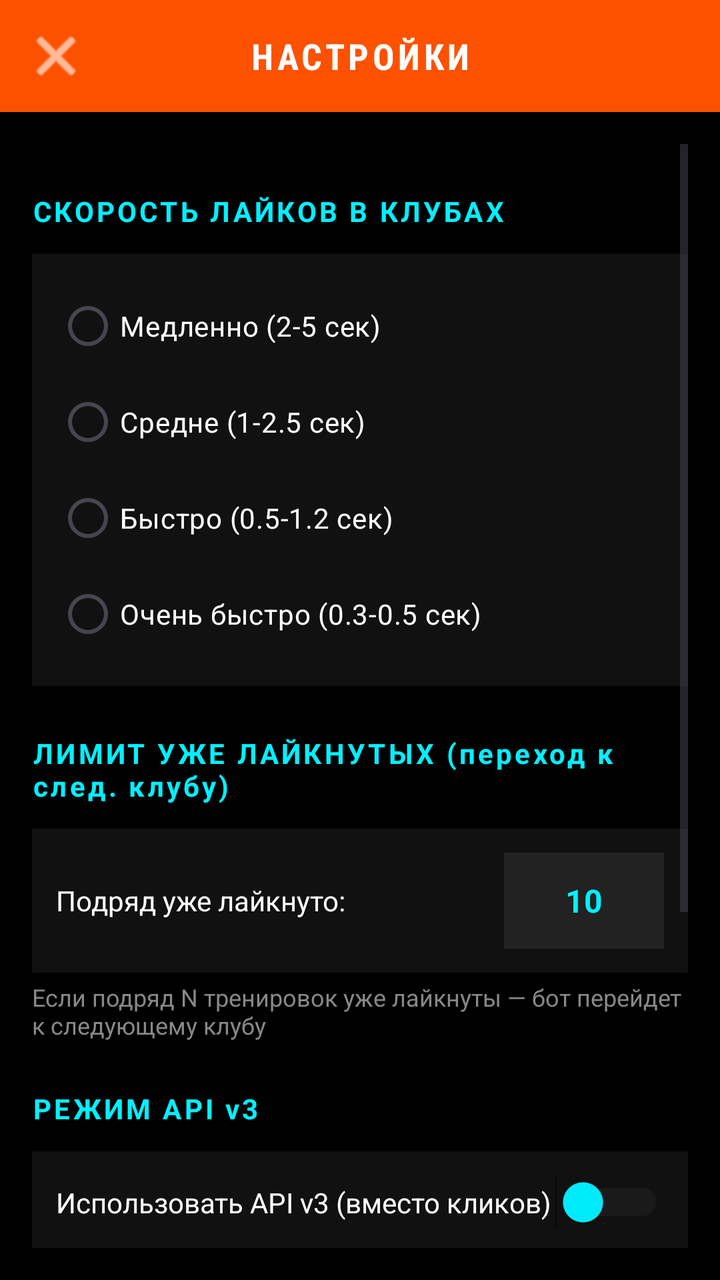
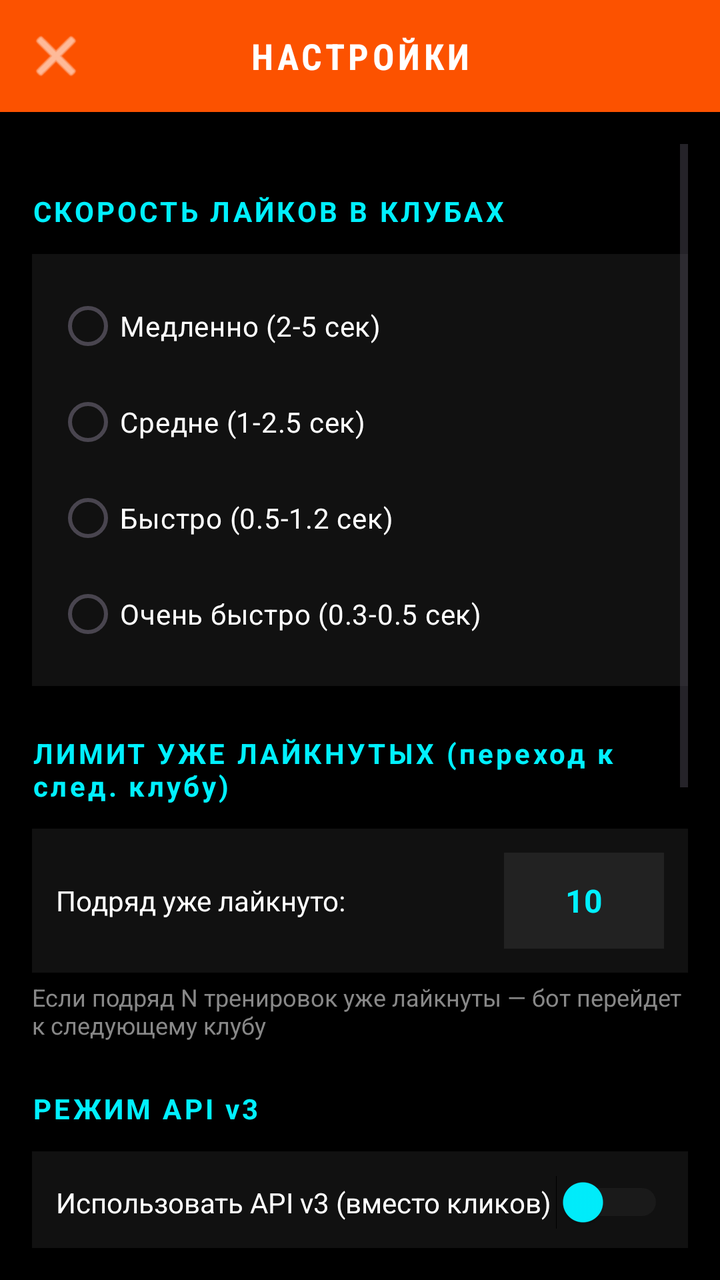

An Android layout rendered at two revisions. The XML below is the earlier revision; the diff shows what the commit changed to produce the second picture.
<!-- AndroidManifest.xml: application theme Theme.StravaKudos -->
<!-- res/layout/activity_settings.xml -->
<?xml version="1.0" encoding="utf-8"?>
<LinearLayout xmlns:android="http://schemas.android.com/apk/res/android"
    android:layout_width="match_parent"
    android:layout_height="match_parent"
    android:orientation="vertical"
    android:background="#000000">

    
    <LinearLayout
        android:layout_width="match_parent"
        android:layout_height="56dp"
        android:orientation="horizontal"
        android:gravity="center_vertical"
        android:background="#FC5200"
        android:paddingStart="8dp"
        android:paddingEnd="8dp">

        <ImageButton
            android:id="@+id/btnBack"
            android:layout_width="40dp"
            android:layout_height="40dp"
            android:background="?android:attr/selectableItemBackgroundBorderless"
            android:src="@android:drawable/ic_menu_close_clear_cancel"
            android:tint="#FFFFFF"
            android:padding="8dp" />

        <TextView
            android:layout_width="0dp"
            android:layout_height="wrap_content"
            android:layout_weight="1"
            android:text="НАСТРОЙКИ"
            android:textColor="#FFFFFF"
            android:textStyle="bold"
            android:textSize="18sp"
            android:gravity="center"
            android:fontFamily="sans-serif-condensed"
            android:letterSpacing="0.1" />

        <View
            android:layout_width="40dp"
            android:layout_height="40dp" />
    </LinearLayout>

    <ScrollView
        android:layout_width="match_parent"
        android:layout_height="match_parent"
        android:padding="16dp">

        <LinearLayout
            android:layout_width="match_parent"
            android:layout_height="wrap_content"
            android:orientation="vertical">

            
            <TextView
                android:layout_width="match_parent"
                android:layout_height="wrap_content"
                android:text="СКОРОСТЬ ЛАЙКОВ В КЛУБАХ"
                android:textColor="#00F0FF"
                android:textStyle="bold"
                android:textSize="14sp"
                android:letterSpacing="0.1"
                android:layout_marginTop="24dp"
                android:layout_marginBottom="12dp" />

            <RadioGroup
                android:id="@+id/radioClubsSpeed"
                android:layout_width="match_parent"
                android:layout_height="wrap_content"
                android:orientation="vertical"
                android:background="#111111"
                android:padding="12dp">

                <RadioButton
                    android:id="@+id/radioSlow"
                    android:layout_width="match_parent"
                    android:layout_height="wrap_content"
                    android:text="Медленно (2-5 сек)"
                    android:textColor="#FFFFFF"
                    android:textSize="14sp"
                    android:buttonTint="#00F0FF"
                    android:paddingVertical="8dp" />

                <RadioButton
                    android:id="@+id/radioMedium"
                    android:layout_width="match_parent"
                    android:layout_height="wrap_content"
                    android:text="Средне (1-2.5 сек)"
                    android:textColor="#FFFFFF"
                    android:textSize="14sp"
                    android:buttonTint="#00F0FF"
                    android:paddingVertical="8dp" />

                <RadioButton
                    android:id="@+id/radioFast"
                    android:layout_width="match_parent"
                    android:layout_height="wrap_content"
                    android:text="Быстро (0.5-1.2 сек)"
                    android:textColor="#FFFFFF"
                    android:textSize="14sp"
                    android:buttonTint="#00F0FF"
                    android:paddingVertical="8dp" />

                <RadioButton
                    android:id="@+id/radioUltra"
                    android:layout_width="match_parent"
                    android:layout_height="wrap_content"
                    android:text="Очень быстро (0.3-0.5 сек)"
                    android:textColor="#FFFFFF"
                    android:textSize="14sp"
                    android:buttonTint="#00F0FF"
                    android:paddingVertical="8dp" />
            </RadioGroup>

            
            <TextView
                android:layout_width="match_parent"
                android:layout_height="wrap_content"
                android:text="ЛИМИТ УЖЕ ЛАЙКНУТЫХ (переход к след. клубу)"
                android:textColor="#00F0FF"
                android:textStyle="bold"
                android:textSize="14sp"
                android:letterSpacing="0.1"
                android:layout_marginTop="24dp"
                android:layout_marginBottom="12dp" />

            <LinearLayout
                android:layout_width="match_parent"
                android:layout_height="wrap_content"
                android:orientation="horizontal"
                android:gravity="center_vertical"
                android:background="#111111"
                android:padding="12dp">

                <TextView
                    android:layout_width="0dp"
                    android:layout_height="wrap_content"
                    android:layout_weight="1"
                    android:text="Подряд уже лайкнуто:"
                    android:textColor="#FFFFFF"
                    android:textSize="14sp" />

                <EditText
                    android:id="@+id/etConsecutiveLimit"
                    android:layout_width="80dp"
                    android:layout_height="48dp"
                    android:inputType="number"
                    android:text="10"
                    android:textColor="#00F0FF"
                    android:textSize="16sp"
                    android:textStyle="bold"
                    android:gravity="center"
                    android:background="#222222"
                    android:textCursorDrawable="@null"
                    android:padding="8dp" />
            </LinearLayout>

            <TextView
                android:layout_width="match_parent"
                android:layout_height="wrap_content"
                android:text="Если подряд N тренировок уже лайкнуты — бот перейдет к следующему клубу"
                android:textColor="#888888"
                android:textSize="12sp"
                android:layout_marginTop="4dp" />

            
            <TextView
                android:layout_width="match_parent"
                android:layout_height="wrap_content"
                android:text="РЕЖИМ API v3"
                android:textColor="#00F0FF"
                android:textStyle="bold"
                android:textSize="14sp"
                android:letterSpacing="0.1"
                android:layout_marginTop="24dp"
                android:layout_marginBottom="12dp" />

            <LinearLayout
                android:layout_width="match_parent"
                android:layout_height="wrap_content"
                android:orientation="horizontal"
                android:gravity="center_vertical"
                android:background="#111111"
                android:padding="12dp">

                <TextView
                    android:layout_width="0dp"
                    android:layout_height="wrap_content"
                    android:layout_weight="1"
                    android:text="Использовать API v3 (вместо кликов)"
                    android:textColor="#FFFFFF"
                    android:textSize="14sp" />

                <Switch
                    android:id="@+id/switchApiV3"
                    android:layout_width="wrap_content"
                    android:layout_height="wrap_content"
                    android:checked="false"
                    android:thumbTint="#00F0FF"
                    android:trackTint="#333333" />
            </LinearLayout>

            <TextView
                android:layout_width="match_parent"
                android:layout_height="wrap_content"
                android:text="Бот будет ставить лайки через REST API вместо имитации кликов. Может обходить веб rate-limit."
                android:textColor="#888888"
                android:textSize="12sp"
                android:layout_marginTop="4dp" />

            <EditText
                android:id="@+id/etTestActivityId"
                android:layout_width="match_parent"
                android:layout_height="48dp"
                android:background="#111111"
                android:textColor="#FFFFFF"
                android:textColorHint="#666666"
                android:hint="ID активности для теста (например: 18595955723)"
                android:paddingStart="12dp"
                android:paddingEnd="12dp"
                android:textSize="14sp"
                android:layout_marginTop="16dp"
                android:inputType="number" />

            <Button
                android:id="@+id/btnTestApi"
                android:layout_width="match_parent"
                android:layout_height="48dp"
                android:background="@drawable/btn_primary_bg"
                android:text="Тестировать API"
                android:textColor="#000000"
                android:textStyle="bold"
                android:textSize="14sp"
                android:layout_marginTop="8dp" />

            <TextView
                android:layout_width="match_parent"
                android:layout_height="wrap_content"
                android:text="Запустит тест прямо на текущей странице Strava (должен быть залогинен)."
                android:textColor="#888888"
                android:textSize="12sp"
                android:layout_marginTop="4dp" />

            <Button
                android:id="@+id/btnResetCounter"
                android:layout_width="match_parent"
                android:layout_height="48dp"
                android:background="@drawable/btn_secondary_bg"
                android:text="Сбросить счетчик лайков"
                android:textColor="#FFFFFF"
                android:textStyle="bold"
                android:textSize="14sp"
                android:layout_marginTop="32dp" />
        </LinearLayout>
    </ScrollView>

</LinearLayout>
<!-- resources referenced by this layout -->
<resources>
  <!-- drawable btn_primary_bg (drawable) -->
  <?xml version="1.0" encoding="utf-8"?>
  <selector xmlns:android="http://schemas.android.com/apk/res/android">
      <item android:state_enabled="false">
          <shape android:shape="rectangle">
              <solid android:color="#444444" />
              <corners android:radius="9999dp" />
          </shape>
      </item>
      <item android:state_pressed="true">
          <shape android:shape="rectangle">
              <solid android:color="#00D0E0" /> 
              <corners android:radius="9999dp" />
          </shape>
      </item>
      <item>
          <shape android:shape="rectangle">
              <solid android:color="#FFFFFF" /> 
              <corners android:radius="9999dp" />
              <stroke
                  android:width="1dp"
                  android:color="#00F0FF" /> 
          </shape>
      </item>
  </selector>
  <!-- drawable btn_secondary_bg (drawable) -->
  <?xml version="1.0" encoding="utf-8"?>
  <selector xmlns:android="http://schemas.android.com/apk/res/android">
      <item android:state_enabled="false">
          <shape android:shape="rectangle">
              <solid android:color="#222222" />
              <corners android:radius="9999dp" />
              <stroke
                  android:width="1dp"
                  android:color="#44FFFFFF" />
          </shape>
      </item>
      <item android:state_pressed="true">
          <shape android:shape="rectangle">
              <solid android:color="#0022AA" />
              <corners android:radius="9999dp" />
          </shape>
      </item>
      <item>
          <shape android:shape="rectangle">
              <solid android:color="#0A45FF" /> 
              <corners android:radius="9999dp" />
              <stroke
                  android:width="1dp"
                  android:color="#FFFFFF" />
          </shape>
      </item>
  </selector>
  <style name="Theme.StravaKudos" parent="Theme.Material3.DayNight.NoActionBar">
          <item name="colorPrimary">#FC5200</item>
          <item name="colorSecondary">#E64A19</item>
          <item name="android:statusBarColor">#FC5200</item>
      </style>
</resources>

<!-- the commit's change to res/layout/activity_settings.xml (unified diff, before → after) -->
@@ -1,5 +1,6 @@
 <?xml version="1.0" encoding="utf-8"?>
 <LinearLayout xmlns:android="http://schemas.android.com/apk/res/android"
+    xmlns:app="http://schemas.android.com/apk/res-auto"
     android:layout_width="match_parent"
     android:layout_height="match_parent"
     android:orientation="vertical"
@@ -21,7 +22,7 @@
             android:layout_height="40dp"
             android:background="?android:attr/selectableItemBackgroundBorderless"
             android:src="@android:drawable/ic_menu_close_clear_cancel"
-            android:tint="#FFFFFF"
+            app:tint="#FFFFFF"
             android:padding="8dp" />
 
         <TextView
@@ -200,13 +201,58 @@
                     android:trackTint="#333333" />
             </LinearLayout>
 
-            <TextView
-                android:layout_width="match_parent"
-                android:layout_height="wrap_content"
-                android:text="Бот будет ставить лайки через REST API вместо имитации кликов. Может обходить веб rate-limit."
-                android:textColor="#888888"
-                android:textSize="12sp"
-                android:layout_marginTop="4dp" />
+        <TextView
+            android:layout_width="match_parent"
+            android:layout_height="wrap_content"
+            android:text="Бот будет ставить лайки через REST API вместо имитации кликов. Может обходить веб rate-limit."
+            android:textColor="#888888"
+            android:textSize="12sp"
+            android:layout_marginTop="4dp" />
+
+        
+        <TextView
+            android:layout_width="match_parent"
+            android:layout_height="wrap_content"
+            android:text="АВТОЗАПУСК"
+            android:textColor="#00F0FF"
+            android:textStyle="bold"
+            android:textSize="14sp"
+            android:letterSpacing="0.1"
+            android:layout_marginTop="24dp"
+            android:layout_marginBottom="12dp" />
+
+        <LinearLayout
+            android:layout_width="match_parent"
+            android:layout_height="wrap_content"
+            android:orientation="horizontal"
+            android:gravity="center_vertical"
+            android:background="#111111"
+            android:padding="12dp">
+
+            <TextView
+                android:layout_width="0dp"
+                android:layout_height="wrap_content"
+                android:layout_weight="1"
+                android:text="Открывать приложение после запуска Android"
+                android:textColor="#FFFFFF"
+                android:textSize="14sp" />
+
+            <Switch
+                android:id="@+id/switchAutostart"
+                android:layout_width="wrap_content"
+                android:layout_height="wrap_content"
+                android:checked="false"
+                android:thumbTint="#00F0FF"
+                android:trackTint="#333333" />
+        </LinearLayout>
+
+        <TextView
+            android:layout_width="match_parent"
+            android:layout_height="wrap_content"
+            android:text="Для Android x86: после загрузки системы Strakudos откроется автоматически. Если бот был запущен до перезагрузки, он продолжит после загрузки Strava."
+            android:textColor="#888888"
+            android:textSize="12sp"
+            android:layout_marginTop="4dp" />
 
             <EditText
                 android:id="@+id/etTestActivityId"
